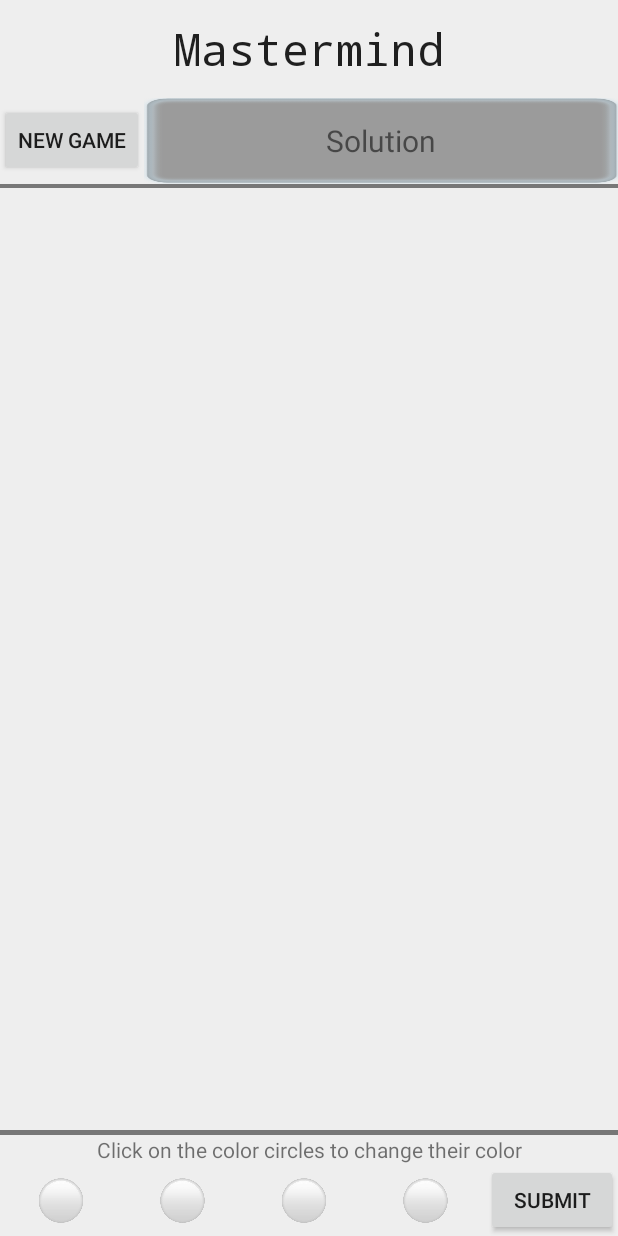
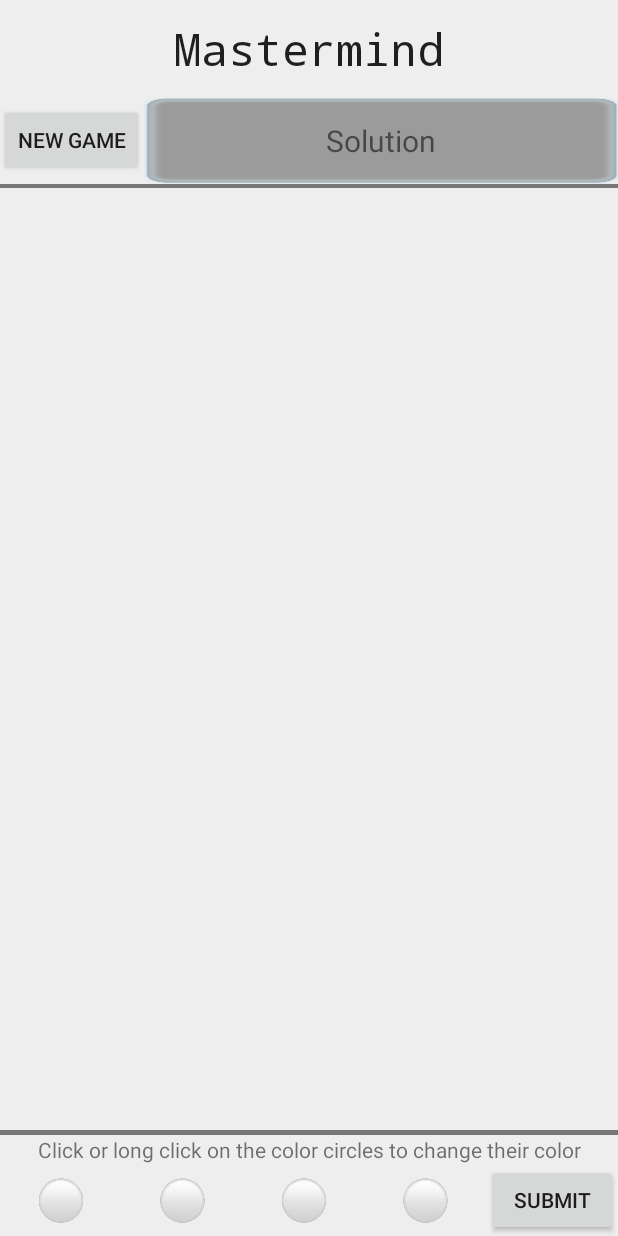
Before and after one commit to YoanFJR/Gamebox, an Android app: the MastermindActivity screen opened directly, with no data from a screen before it, on a phone screen of 412 x 824 dp. Run offline under Robolectric (Android 15) with nearby library versions, the phone set to English and light mode, and no system bars.

Commit message:
[MASTERMIND] add color selector during long click

```diff
--- a/app/src/main/java/fr/epita/gamebox/MastermindActivity.kt
+++ b/app/src/main/java/fr/epita/gamebox/MastermindActivity.kt
@@ -4,18 +4,19 @@ import android.graphics.Color
 import android.support.v7.app.AppCompatActivity
 import android.os.Bundle
 import android.view.View
+import android.widget.ImageView
 import android.widget.Toast
 import kotlinx.android.synthetic.main.activity_mastermind.*
 import java.util.*
-import android.widget.ScrollView
-import fr.epita.gamebox.R.id.*
 
 class MastermindActivity : AppCompatActivity() {
 
     private val listColors = listOf(Colors.BLUE, Colors.GREEN, Colors.PURPLE,
             Colors.RED, Colors.WHITE, Colors.YELLOW)
+    private var circles = mutableListOf<ImageView>()
     private var solutions = mutableListOf<Colors>()
     private var propostition = mutableListOf<Int>()
+    private var position = 0
     private var tryNumber : Int = 1
 
     override fun onCreate(savedInstanceState: Bundle?) {
@@ -58,6 +59,61 @@ class MastermindActivity : AppCompatActivity() {
             mm_img_p4.setImageResource(listColors[propostition[3]].ressource)
         }
 
+        mm_img_p1.setOnLongClickListener {
+            mm_cl_backgrnd_selectcolor.visibility = View.VISIBLE
+            position = 0
+            true
+        }
+        mm_img_p2.setOnLongClickListener {
+            mm_cl_backgrnd_selectcolor.visibility = View.VISIBLE
+            position = 1
+            true
+        }
+        mm_img_p3.setOnLongClickListener {
+            mm_cl_backgrnd_selectcolor.visibility = View.VISIBLE
+            position = 2
+            true
+        }
+        mm_img_p4.setOnLongClickListener {
+            mm_cl_backgrnd_selectcolor.visibility = View.VISIBLE
+            position = 3
+            true
+        }
+
+        mm_cl_backgrnd_selectcolor.setOnClickListener {
+            mm_cl_backgrnd_selectcolor.visibility = View.INVISIBLE
+        }
+        mm_img_sel_blue.setOnClickListener {
+            propostition[position] = 0
+            circles[position].setImageResource(listColors[propostition[position]].ressource)
+            mm_cl_backgrnd_selectcolor.visibility = View.INVISIBLE
+        }
+        mm_img_sel_green.setOnClickListener {
+            propostition[position] = 1
+            circles[position].setImageResource(listColors[propostition[position]].ressource)
+            mm_cl_backgrnd_selectcolor.visibility = View.INVISIBLE
+        }
+        mm_img_sel_purple.setOnClickListener {
+            propostition[position] = 2
+            circles[position].setImageResource(listColors[propostition[position]].ressource)
+            mm_cl_backgrnd_selectcolor.visibility = View.INVISIBLE
+        }
+        mm_img_sel_red.setOnClickListener {
+            propostition[position] = 3
+            circles[position].setImageResource(listColors[propostition[position]].ressource)
+            mm_cl_backgrnd_selectcolor.visibility = View.INVISIBLE
+        }
+        mm_img_sel_white.setOnClickListener {
+            propostition[position] = 4
+            circles[position].setImageResource(listColors[propostition[position]].ressource)
+            mm_cl_backgrnd_selectcolor.visibility = View.INVISIBLE
+        }
+        mm_img_sel_yellow.setOnClickListener {
+            propostition[position] = 5
+            circles[position].setImageResource(listColors[propostition[position]].ressource)
+            mm_cl_backgrnd_selectcolor.visibility = View.INVISIBLE
+        }
+
         mm_ll_propositions.adapter = TryAdapter(this@MastermindActivity, mutableListOf<MastermindTry>())
     }
 
@@ -66,6 +122,7 @@ class MastermindActivity : AppCompatActivity() {
                 Colors.RED, Colors.WHITE, Colors.YELLOW)
         var r = Random()
 
+        circles.addAll(listOf(mm_img_p1, mm_img_p2, mm_img_p3, mm_img_p4))
         propostition.addAll(listOf(4, 4, 4, 4))
         solutions.add(colors.removeAt(r.nextInt(colors.size - 1)))
         solutions.add(colors.removeAt(r.nextInt(colors.size - 1)))
--- a/app/src/main/res/layout/activity_mastermind.xml
+++ b/app/src/main/res/layout/activity_mastermind.xml
@@ -5,7 +5,8 @@
     android:layout_width="match_parent"
     android:layout_height="match_parent"
     android:background="#EEEEEE"
-    tools:context="fr.epita.gamebox.MastermindActivity">
+    tools:context="fr.epita.gamebox.MastermindActivity"
+    tools:ignore="ExtraText">
 
     <!-- Menu and solution part -->
     <TextView
@@ -113,26 +114,6 @@
         app:layout_constraintTop_toBottomOf="@+id/mm_sep_solution"
         app:layout_constraintBottom_toTopOf="@+id/mm_sep_submit"/>
 
-    <!--
-    <ScrollView
-        android:id="@+id/mm_sc_propositions"
-        android:layout_width="0dp"
-        android:layout_height="0dp"
-        app:layout_constraintLeft_toLeftOf="parent"
-        app:layout_constraintRight_toRightOf="parent"
-        app:layout_constraintTop_toBottomOf="@+id/mm_sep_solution"
-        app:layout_constraintBottom_toTopOf="@+id/mm_sep_submit">
-
-        <LinearLayout
-            android:id="@+id/mm_ll_propositions"
-            android:layout_width="match_parent"
-            android:layout_height="wrap_content"
-            android:orientation="vertical" >
-
-        </LinearLayout>
-    </ScrollView>
-    -->
-
     <!-- Submit part-->
 
     <View
@@ -204,4 +185,74 @@
         app:layout_constraintRight_toRightOf="parent"
         android:text="@string/submit"/>
 
+    <!-- Popup : Color selection part -->
+
+    <android.support.constraint.ConstraintLayout
+        android:id="@+id/mm_cl_backgrnd_selectcolor"
+        android:layout_width="match_parent"
+        android:layout_height="match_parent"
+        android:visibility="invisible">
+        <LinearLayout
+            android:id="@+id/mm_w_choice"
+            android:layout_width="wrap_content"
+            android:layout_height="60dp"
+            android:background="#FFFFFF"
+            android:orientation="horizontal"
+            android:visibility="visible"
+            android:layout_marginBottom="50dp"
+            app:layout_constraintBottom_toBottomOf="parent"
+            app:layout_constraintLeft_toLeftOf="parent"
+            app:layout_constraintRight_toRightOf="parent">
+
+            <ImageView
+                android:id="@+id/mm_img_sel_blue"
+                android:layout_width="40dp"
+                android:layout_height="40dp"
+                android:layout_marginLeft="10dp"
+                android:layout_marginTop="10dp"
+                android:src="@drawable/bluecircle" />
+
+            <ImageView
+                android:id="@+id/mm_img_sel_green"
+                android:layout_width="40dp"
+                android:layout_height="40dp"
+                android:layout_marginLeft="10dp"
+                android:layout_marginTop="10dp"
+                android:src="@drawable/greencircle" />
+
+            <ImageView
+                android:id="@+id/mm_img_sel_purple"
+                android:layout_width="40dp"
+                android:layout_height="40dp"
+                android:layout_marginLeft="10dp"
+                android:layout_marginTop="10dp"
+                android:src="@drawable/purplecircle" />
+
+            <ImageView
+                android:id="@+id/mm_img_sel_red"
+                android:layout_width="40dp"
+                android:layout_height="40dp"
+                android:layout_marginLeft="10dp"
+                android:layout_marginTop="10dp"
+                android:src="@drawable/redcircle" />
+
+            <ImageView
+                android:id="@+id/mm_img_sel_white"
+                android:layout_width="40dp"
+                android:layout_height="40dp"
+                android:layout_marginLeft="10dp"
+                android:layout_marginTop="10dp"
+                android:src="@drawable/whitecircle" />
+
+            <ImageView
+                android:id="@+id/mm_img_sel_yellow"
+                android:layout_width="40dp"
+                android:layout_height="40dp"
+                android:layout_marginLeft="10dp"
+                android:layout_marginRight="10dp"
+                android:layout_marginTop="10dp"
+                android:src="@drawable/yellowcircle" />
+        </LinearLayout>
+    </android.support.constraint.ConstraintLayout>
+
 </android.support.constraint.ConstraintLayout>
--- a/app/src/main/res/values/strings.xml
+++ b/app/src/main/res/values/strings.xml
@@ -3,7 +3,7 @@
     <string name="newgame">New game</string>
     <string name="submit">Submit</string>
     <string name="reset">Reset</string>
-    <string name="instructions">Click on the color circles to change their color</string>
+    <string name="instructions">Click or long click on the color circles to change their color</string>
 
     <!-- TODO: Remove or change this placeholder text -->
     <string name="hello_blank_fragment">Hello blank fragment</string>
```
